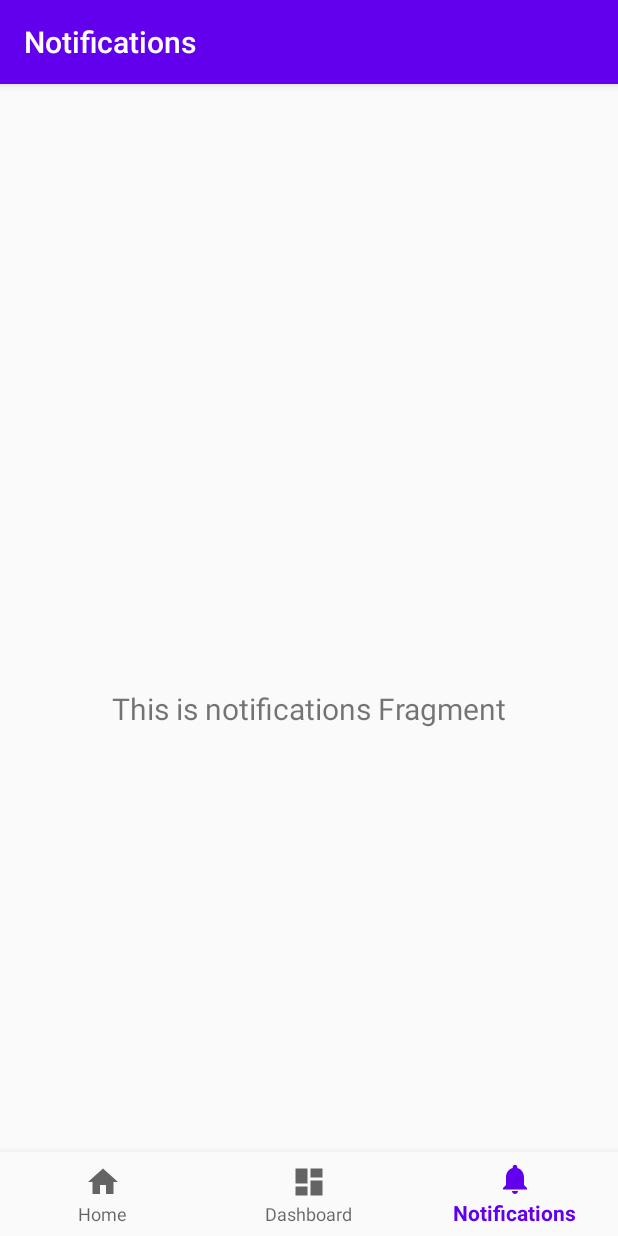
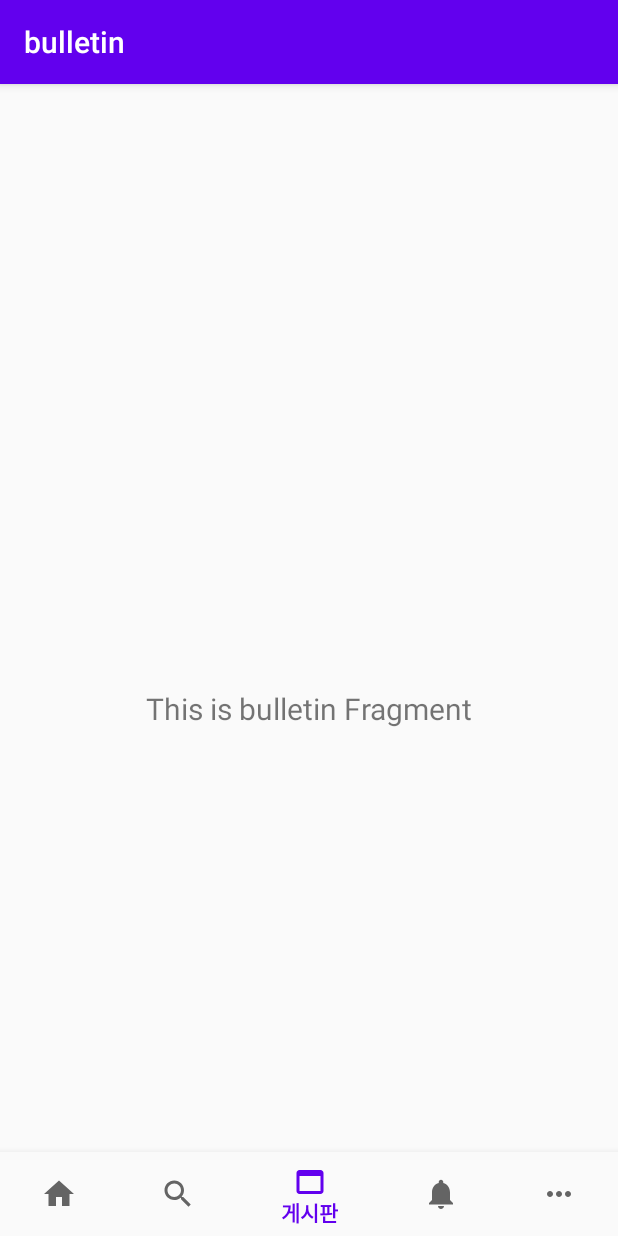
Before and after one commit to LIMMIHEE/mycle-app-copy, an Android app: the screen it shows after launch (MainActivity), item 3 of the bottom bar chosen, on a phone screen of 412 x 824 dp. Run offline under Robolectric (Android 15) with nearby library versions, the phone set to English and light mode, and no system bars; our stand-ins replace navigation-ui.

Commit message:
BottomNavigation Completion

```diff
--- a/cp-mycle/app/src/main/java/com/mirimhee/cp_mycle/MainActivity.kt
+++ b/cp-mycle/app/src/main/java/com/mirimhee/cp_mycle/MainActivity.kt
@@ -19,7 +19,7 @@ class MainActivity : AppCompatActivity() {
         // Passing each menu ID as a set of Ids because each
         // menu should be considered as top level destinations.
         val appBarConfiguration = AppBarConfiguration(setOf(
-                R.id.navigation_home, R.id.navigation_dashboard, R.id.navigation_notifications))
+                R.id.navigation_home, R.id.navigation_dashboard,R.id.navigation_bulletin_board, R.id.navigation_notifications,R.id.navigation_info))
         setupActionBarWithNavController(navController, appBarConfiguration)
         navView.setupWithNavController(navController)
     }
--- /dev/null
+++ b/cp-mycle/app/src/main/java/com/mirimhee/cp_mycle/ui/bulletin/bulletinFragment.kt
@@ -0,0 +1,32 @@
+package com.mirimhee.cp_mycle.ui.bulletin
+
+import android.os.Bundle
+import android.view.LayoutInflater
+import android.view.View
+import android.view.ViewGroup
+import android.widget.TextView
+import androidx.fragment.app.Fragment
+import androidx.lifecycle.Observer
+import androidx.lifecycle.ViewModelProviders
+import com.mirimhee.cp_mycle.R
+import com.mirimhee.cp_mycle.ui.dashboard.DashboardViewModel
+
+class bulletinFragment: Fragment() {
+
+    private lateinit var BulletinViewModel: bulletinViewModel
+
+    override fun onCreateView(
+        inflater: LayoutInflater,
+        container: ViewGroup?,
+        savedInstanceState: Bundle?
+    ): View? {
+        BulletinViewModel =
+            ViewModelProviders.of(this).get(bulletinViewModel::class.java)
+        val root = inflater.inflate(R.layout.fragment_bulletin_board, container, false)
+        val textView: TextView = root.findViewById(R.id.text_bulletinText)
+        BulletinViewModel.text.observe(viewLifecycleOwner, Observer {
+            textView.text = it
+        })
+        return root
+    }
+}
--- /dev/null
+++ b/cp-mycle/app/src/main/java/com/mirimhee/cp_mycle/ui/bulletin/bulletinViewModel.kt
@@ -0,0 +1,12 @@
+package com.mirimhee.cp_mycle.ui.bulletin
+
+import androidx.lifecycle.LiveData
+import androidx.lifecycle.MutableLiveData
+import androidx.lifecycle.ViewModel
+
+class bulletinViewModel : ViewModel() {
+    private val _text = MutableLiveData<String>().apply {
+        value = "This is bulletin Fragment"
+    }
+    val text: LiveData<String> = _text
+}
--- /dev/null
+++ b/cp-mycle/app/src/main/java/com/mirimhee/cp_mycle/ui/info/infoFragment.kt
@@ -0,0 +1,32 @@
+package com.mirimhee.cp_mycle.ui.info
+
+import android.os.Bundle
+import android.view.LayoutInflater
+import android.view.View
+import android.view.ViewGroup
+import android.widget.TextView
+import androidx.fragment.app.Fragment
+import androidx.lifecycle.Observer
+import androidx.lifecycle.ViewModelProviders
+import com.mirimhee.cp_mycle.R
+import com.mirimhee.cp_mycle.ui.dashboard.DashboardViewModel
+
+class infoFragment : Fragment() {
+
+    private lateinit var InfoViewModel: infoViewModel
+
+    override fun onCreateView(
+        inflater: LayoutInflater,
+        container: ViewGroup?,
+        savedInstanceState: Bundle?
+    ): View? {
+        InfoViewModel =
+            ViewModelProviders.of(this).get(infoViewModel::class.java)
+        val root = inflater.inflate(R.layout.fragment_dashboard, container, false)
+        val textView: TextView = root.findViewById(R.id.text_dashboard)
+        InfoViewModel.text.observe(viewLifecycleOwner, Observer {
+            textView.text = it
+        })
+        return root
+    }
+}
--- /dev/null
+++ b/cp-mycle/app/src/main/java/com/mirimhee/cp_mycle/ui/info/infoViewModel.kt
@@ -0,0 +1,12 @@
+package com.mirimhee.cp_mycle.ui.info
+
+import androidx.lifecycle.LiveData
+import androidx.lifecycle.MutableLiveData
+import androidx.lifecycle.ViewModel
+
+class infoViewModel : ViewModel() {
+    private val _text = MutableLiveData<String>().apply {
+        value = "This is info Fragment"
+    }
+    val text: LiveData<String> = _text
+}
--- /dev/null
+++ b/cp-mycle/app/src/main/res/drawable/ic_more_horiz_black_24dp.xml
@@ -0,0 +1,9 @@
+<vector xmlns:android="http://schemas.android.com/apk/res/android"
+        android:width="24dp"
+        android:height="24dp"
+        android:viewportWidth="24.0"
+        android:viewportHeight="24.0">
+    <path
+        android:fillColor="#FF000000"
+        android:pathData="M6,10c-1.1,0 -2,0.9 -2,2s0.9,2 2,2 2,-0.9 2,-2 -0.9,-2 -2,-2zM18,10c-1.1,0 -2,0.9 -2,2s0.9,2 2,2 2,-0.9 2,-2 -0.9,-2 -2,-2zM12,10c-1.1,0 -2,0.9 -2,2s0.9,2 2,2 2,-0.9 2,-2 -0.9,-2 -2,-2z"/>
+</vector>
--- /dev/null
+++ b/cp-mycle/app/src/main/res/drawable/ic_search_black_24dp.xml
@@ -0,0 +1,9 @@
+<vector xmlns:android="http://schemas.android.com/apk/res/android"
+        android:width="24dp"
+        android:height="24dp"
+        android:viewportWidth="24.0"
+        android:viewportHeight="24.0">
+    <path
+        android:fillColor="#FF000000"
+        android:pathData="M15.5,14h-0.79l-0.28,-0.27C15.41,12.59 16,11.11 16,9.5 16,5.91 13.09,3 9.5,3S3,5.91 3,9.5 5.91,16 9.5,16c1.61,0 3.09,-0.59 4.23,-1.57l0.27,0.28v0.79l5,4.99L20.49,19l-4.99,-5zM9.5,14C7.01,14 5,11.99 5,9.5S7.01,5 9.5,5 14,7.01 14,9.5 11.99,14 9.5,14z"/>
+</vector>
--- /dev/null
+++ b/cp-mycle/app/src/main/res/drawable/ic_web_asset_black_24dp.xml
@@ -0,0 +1,9 @@
+<vector xmlns:android="http://schemas.android.com/apk/res/android"
+        android:width="24dp"
+        android:height="24dp"
+        android:viewportWidth="24.0"
+        android:viewportHeight="24.0">
+    <path
+        android:pathData="M19,4L5,4c-1.11,0 -2,0.9 -2,2v12c0,1.1 0.89,2 2,2h14c1.1,0 2,-0.9 2,-2L21,6c0,-1.1 -0.89,-2 -2,-2zM19,18L5,18L5,8h14v10z"
+        android:fillColor="#010101"/>
+</vector>
--- /dev/null
+++ b/cp-mycle/app/src/main/res/layout/fragment_bulletin_board.xml
@@ -0,0 +1,21 @@
+<?xml version="1.0" encoding="utf-8"?>
+<androidx.constraintlayout.widget.ConstraintLayout
+    xmlns:android="http://schemas.android.com/apk/res/android"
+    xmlns:app="http://schemas.android.com/apk/res-auto"
+    android:layout_width="match_parent"
+    android:layout_height="match_parent">
+
+    <TextView
+        android:id="@+id/text_bulletinText"
+        android:layout_width="match_parent"
+        android:layout_height="wrap_content"
+        android:layout_marginStart="8dp"
+        android:layout_marginTop="8dp"
+        android:layout_marginEnd="8dp"
+        android:textAlignment="center"
+        android:textSize="20sp"
+        app:layout_constraintBottom_toBottomOf="parent"
+        app:layout_constraintEnd_toEndOf="parent"
+        app:layout_constraintStart_toStartOf="parent"
+        app:layout_constraintTop_toTopOf="parent" />
+</androidx.constraintlayout.widget.ConstraintLayout>
--- /dev/null
+++ b/cp-mycle/app/src/main/res/layout/fragment_info.xml
@@ -0,0 +1,6 @@
+<?xml version="1.0" encoding="utf-8"?>
+<androidx.constraintlayout.widget.ConstraintLayout
+    xmlns:android="http://schemas.android.com/apk/res/android" android:layout_width="match_parent"
+    android:layout_height="match_parent">
+
+</androidx.constraintlayout.widget.ConstraintLayout>
--- a/cp-mycle/app/src/main/res/menu/bottom_nav_menu.xml
+++ b/cp-mycle/app/src/main/res/menu/bottom_nav_menu.xml
@@ -4,16 +4,26 @@
     <item
         android:id="@+id/navigation_home"
         android:icon="@drawable/ic_home_black_24dp"
-        android:title="@string/title_home" />
+        android:title="홈" />
 
     <item
         android:id="@+id/navigation_dashboard"
-        android:icon="@drawable/ic_dashboard_black_24dp"
-        android:title="@string/title_dashboard" />
+        android:icon="@drawable/ic_search_black_24dp"
+        android:title="서비스 찾기" />
+
+    <item
+        android:id="@+id/navigation_bulletin_board"
+        android:icon="@drawable/ic_web_asset_black_24dp"
+        android:title="게시판" />
 
     <item
         android:id="@+id/navigation_notifications"
         android:icon="@drawable/ic_notifications_black_24dp"
-        android:title="@string/title_notifications" />
+        android:title="알림" />
+
+    <item
+        android:id="@+id/navigation_info"
+        android:icon="@drawable/ic_more_horiz_black_24dp"
+        android:title="더보기" />
 
 </menu>
--- a/cp-mycle/app/src/main/res/navigation/mobile_navigation.xml
+++ b/cp-mycle/app/src/main/res/navigation/mobile_navigation.xml
@@ -16,10 +16,15 @@
         android:name="com.mirimhee.cp_mycle.ui.dashboard.DashboardFragment"
         android:label="@string/title_dashboard"
         tools:layout="@layout/fragment_dashboard" />
+    <fragment
+        android:id="@+id/navigation_bulletin_board"
+        android:name="com.mirimhee.cp_mycle.ui.bulletin.bulletinFragment"
+        android:label="bulletin"
+        tools:layout="@layout/fragment_bulletin_board" />
 
     <fragment
         android:id="@+id/navigation_notifications"
-        android:name="com.mirimhee.cp_mycle.ui.notifications.NotificationsFragment"
-        android:label="@string/title_notifications"
-        tools:layout="@layout/fragment_notifications" />
+        android:name="com.mirimhee.cp_mycle.ui.info.infoFragment"
+        android:label="Info"
+        tools:layout="@layout/fragment_info" />
 </navigation>
```
